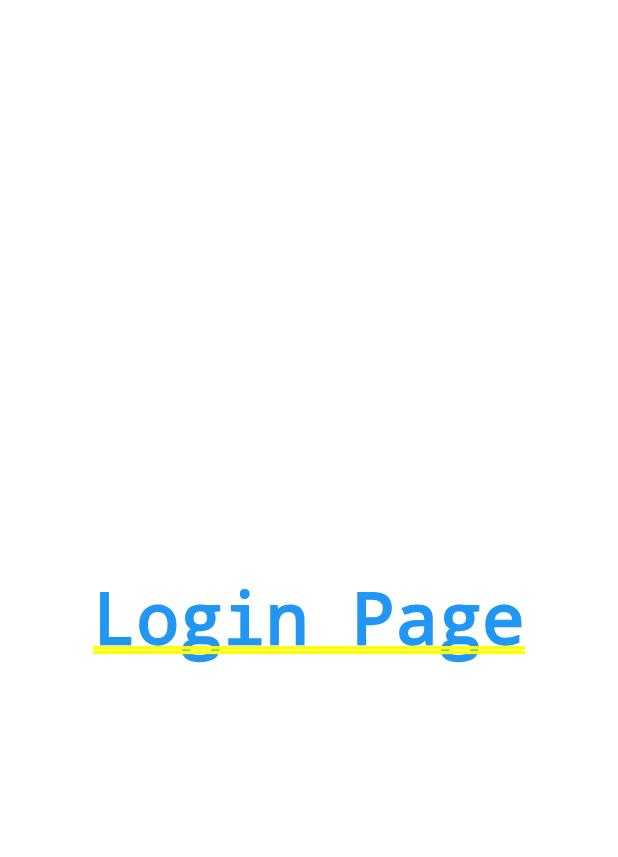
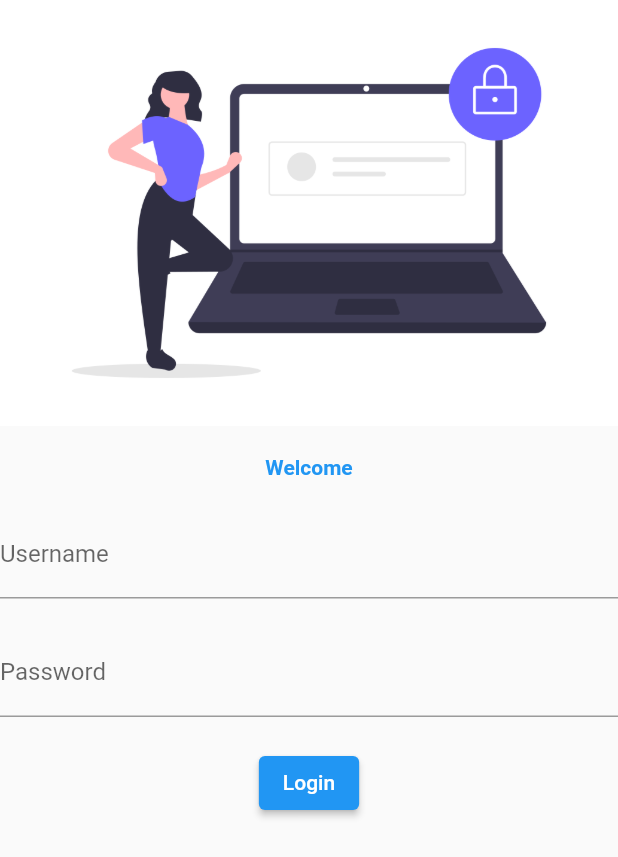
Before and after one commit to chetna-vispala/learnFlutter, a Flutter app: the screen it shows after launch, on a phone screen of 412 x 824 dp. Shown: the top 857 px of the screen. Run offline on Flutter 3.47's test engine with Material 2 defaults, Android fonts, the phone set to English and light mode, and no system bars; our stand-ins replace google_fonts.

Commit message:
4th_step completed

```diff
--- a/lib/Pages/login_page.dart
+++ b/lib/Pages/login_page.dart
@@ -5,14 +5,47 @@ class LoginPage extends StatelessWidget {
 
   @override
   Widget build(BuildContext context) {
-    return  const MaterialApp(
-      home:Center(
-        child: Text("Login Page",
-        style: TextStyle(
-          color:Colors. blue,
-          fontWeight: FontWeight.bold,
+    return  MaterialApp(
+      debugShowCheckedModeBanner: false,
+        color: Colors.white,
+      home:Scaffold(
+        body: Column(
+          children: [
+            Image.asset("assets/images/login.png",
+              fit: BoxFit.cover,
+          ),
+            const SizedBox(height: 20,),
+            const Text("Welcome",
+            style: TextStyle(
+              color:Colors. blue,
+              fontWeight: FontWeight.bold,
+            ),
+            ),
+             const SizedBox(height: 20),
+            TextFormField(
+              decoration: const InputDecoration(
+                hintText: "Enter Username",
+                label: Text("Username"),
+              ),
+            ),
+
+            const SizedBox(height: 20),
+            TextFormField(
+              obscureText: true, //Hidden text
+              decoration: const InputDecoration(
+                hintText: "Enter password",
+                label: Text("Password"),
+              ),
+            ),
+
+            const SizedBox(height: 20),
+            ElevatedButton(onPressed:(){},
+              child: const Text("Login"),
+            //style: TextButton.styleFrom(),
+            )
+
+          ],
         ),
-        ) ,
       )
     );
   }
--- a/lib/main.dart
+++ b/lib/main.dart
@@ -1,4 +1,5 @@
 import 'package:flutter/material.dart';
+import 'package:google_fonts/google_fonts.dart';
 import 'package:learn_datatype/Pages/home_page.dart';
 import 'package:learn_datatype/Pages/login_page.dart';
 
@@ -11,30 +12,30 @@ class MyApp extends StatelessWidget {
 
   @override
   Widget build(BuildContext context) {
-
     //int age = 27; // only integer (single precision)
     //String name= "Chetna"; // only character
-   // bool female = true; //only true/false
+    // bool female = true; //only true/false
     //double value = 55.0; // float number (double precision)
-  //  num temp = 30.2;    // use for both int & double datatype
-   // var day ="Wednesday"; // compiler automatically knows the type of data on the assigned to variable.
-   // const pi = 3.14; //constant value must be fixed
-   // final string  = name; // you can change the value
-
+    //  num temp = 30.2;    // use for both int & double datatype
+    // var day ="Wednesday"; // compiler automatically knows the type of data on the assigned to variable.
+    // const pi = 3.14; //constant value must be fixed
+    // final string  = name; // you can change the value
 
     return MaterialApp(
-      themeMode: ThemeMode.light,
+      //themeMode: ThemeMode.light,
       theme: ThemeData(
-        primarySwatch: Colors.cyan
+        primarySwatch: Colors.cyan,
+        backgroundColor: Colors.white,
+        primaryTextTheme: GoogleFonts.lektonTextTheme(),
       ),
-      darkTheme: ThemeData(brightness: Brightness.light,
-      ),
+      // darkTheme: ThemeData(
+      //   brightness: Brightness.light,
+      // ),
       initialRoute: "/Login",
       routes: {
-        "/" : (context)=>  HomePage(),
-        "/Login" : (context)=> LoginPage(),
+        "/": (context) => const HomePage(),
+        "/Login": (context) => const LoginPage(),
       },
     );
   }
-
 }
--- a/pubspec.yaml
+++ b/pubspec.yaml
@@ -34,6 +34,7 @@ dependencies:
   # The following adds the Cupertino Icons font to your application.
   # Use with the CupertinoIcons class for iOS style icons.
   cupertino_icons: ^1.0.2
+  google_fonts: ^3.0.1
 
 dev_dependencies:
   flutter_test:
@@ -58,8 +59,8 @@ flutter:
   uses-material-design: true
 
   # To add assets to your application, add an assets section, like this:
-  # assets:
-  #   - images/a_dot_burr.jpeg
+  assets:
+    - assets/images/
   #   - images/a_dot_ham.jpeg
 
   # An image asset can refer to one or more resolution-specific "variants", see
```
Also changed, not shown: assets/images/login.png (added), pubspec.lock.
